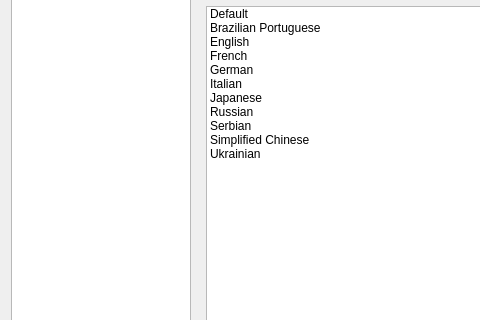
Qt form src/mainsettingsdialog.ui (AntiMicroX/antimicrox) before a commit; both pictures show x 0 to 480 and y 81 to 401 of the 706 by 578 pixel window.
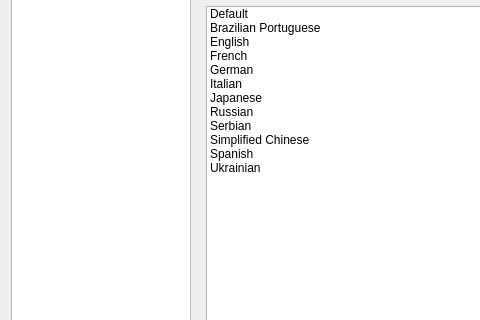
The same form after that commit. The open tabs and pages were chosen to show the change. Icons and pictures are not drawn.

Commit message: Added Spanish to list of translations in main settings dialog.

```diff
--- a/src/mainsettingsdialog.ui
+++ b/src/mainsettingsdialog.ui
@@ -642,6 +642,11 @@
              <string>Simplified Chinese</string>
             </property>
            </item>
+           <item>
+            <property name="text">
+             <string>Spanish</string>
+            </property>
+           </item>
            <item>
             <property name="text">
              <string>Ukrainian</string>
```
The commit also changes 1 other file.
